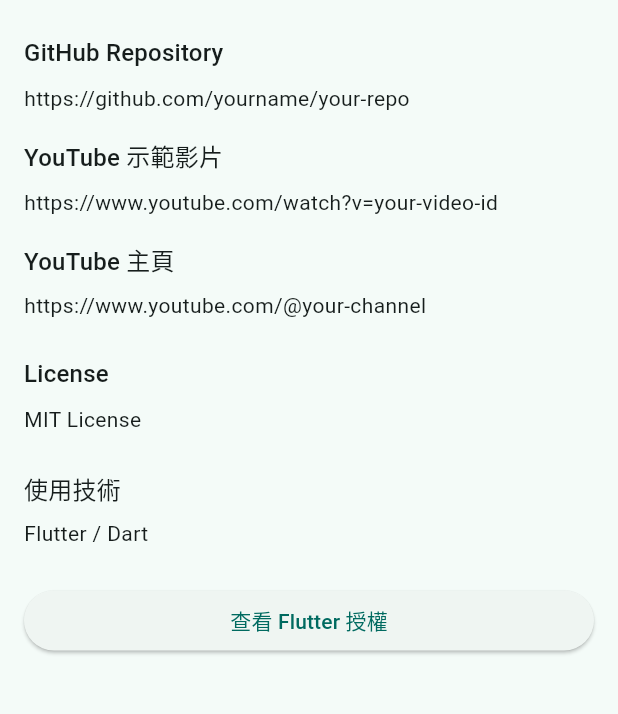
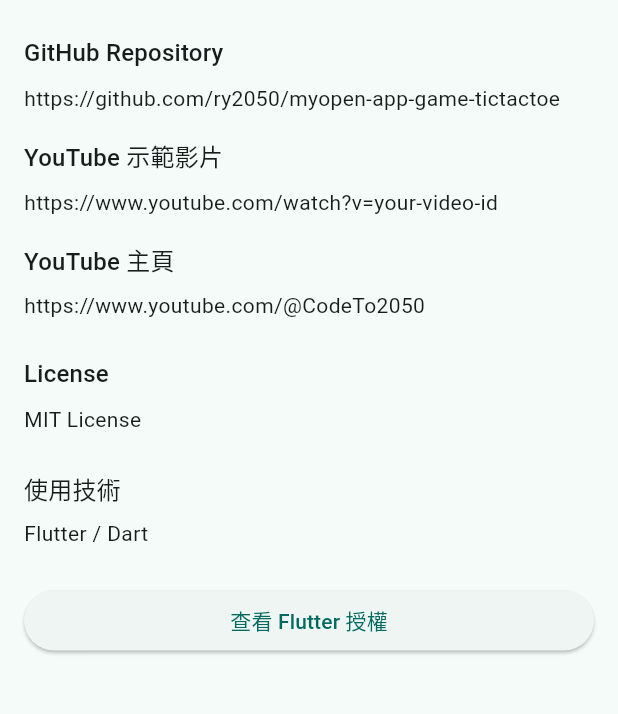
Before and after one commit to ry2050/myopen-app-game-tictactoe, a Flutter app: the AboutPage screen opened directly, on a phone screen of 412 x 824 dp, the part 209-923 px from its top. Run offline on Flutter 3.47's test engine with Material 3 defaults, Android fonts, the phone set to English and light mode, and no system bars.

Commit message:
modified repo and YT main page.

```diff
--- a/lib/main.dart
+++ b/lib/main.dart
@@ -329,7 +329,7 @@ class AboutPage extends StatelessWidget {
           ),
           const SizedBox(height: 8),
           const SelectableText(
-            'https://github.com/yourname/your-repo',
+            'https://github.com/ry2050/myopen-app-game-tictactoe',
           ),
           const SizedBox(height: 16),
           Text(
@@ -347,7 +347,7 @@ class AboutPage extends StatelessWidget {
           ),
           const SizedBox(height: 8),
           const SelectableText(
-            'https://www.youtube.com/@your-channel',
+            'https://www.youtube.com/@CodeTo2050',
           ),
           const SizedBox(height: 24),
           Text(
```
